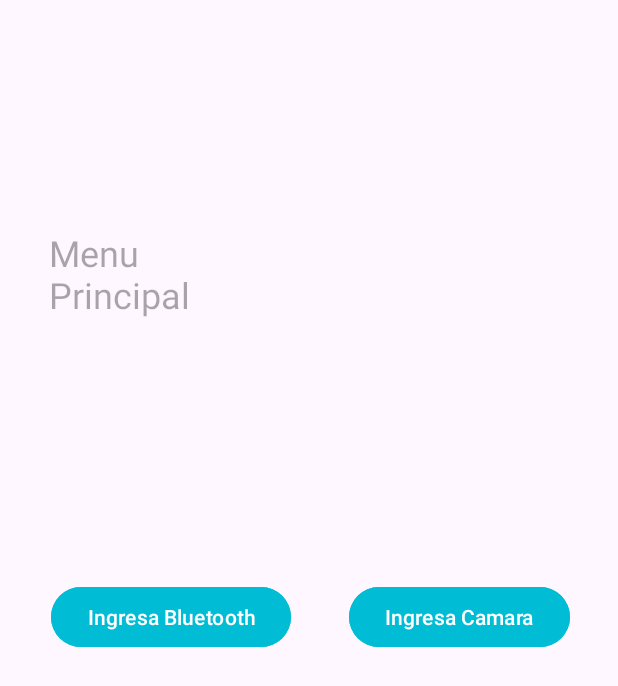
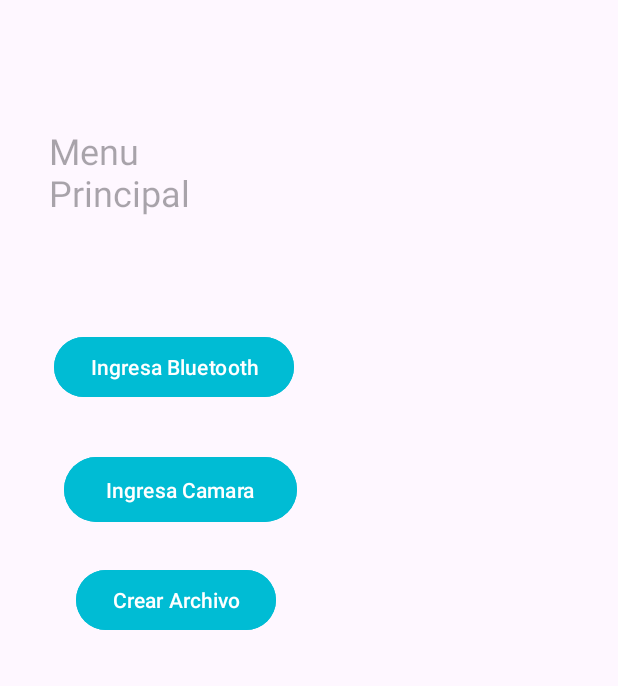
Before and after one commit to carlospalacios25/Actividad_3_Computacion_Movil, an Android app: the screen it shows after launch (MainActivity), on a phone screen of 412 x 824 dp. Shown: the top 686 px of the screen. Run offline under Robolectric (Android 15) with nearby library versions, the phone set to English and light mode, and no system bars.

Commit message:
Final
Se realiza validacion de modulo de guardar archivos .txt

```diff
--- a/app/src/main/AndroidManifest.xml
+++ b/app/src/main/AndroidManifest.xml
@@ -11,7 +11,7 @@
     <uses-permission android:name="android.permission.BLUETOOTH_ADMIN" />
     <uses-permission android:name="android.permission.BLUETOOTH_CONNECT"/>
     <uses-permission android:name="android.permission.BLUETOOTH_SCAN"/>
-
+    <uses-permission android:name="android.permission.ACCESS_NETWORK_STATE"/>
 
     <application
         android:allowBackup="true"
@@ -38,6 +38,9 @@
         <activity
             android:name=".moduls.Activar_camara">
         </activity>
+        <activity
+            android:name=".moduls.Crear_Archivo">
+        </activity>
 
     </application>
 
--- a/app/src/main/java/com/edu/uniminuto/actividad_3_computacion_movil/MainActivity.java
+++ b/app/src/main/java/com/edu/uniminuto/actividad_3_computacion_movil/MainActivity.java
@@ -15,12 +15,14 @@ import androidx.core.view.WindowInsetsCompat;
 
 import com.edu.uniminuto.actividad_3_computacion_movil.moduls.Activar_Bt;
 import com.edu.uniminuto.actividad_3_computacion_movil.moduls.Activar_camara;
+import com.edu.uniminuto.actividad_3_computacion_movil.moduls.Crear_Archivo;
 
  public class MainActivity extends AppCompatActivity {
     private Button btnIngresabl;
     private Button btnIngresaCam;
     private Intent intent;
-     private ActivityResultLauncher<Intent> launcher;
+    private Button btnNewFile;
+    private ActivityResultLauncher<Intent> launcher;
 
 
     @Override
@@ -36,22 +38,27 @@ import com.edu.uniminuto.actividad_3_computacion_movil.moduls.Activar_camara;
         this.reference();
         btnIngresabl.setOnClickListener(this::OpenBluetooth);
         btnIngresaCam.setOnClickListener(this::OpenCamera);
+        btnNewFile.setOnClickListener(this::NewFile);
     }
 
     private void OpenCamera(View view) {
         this.intent = new Intent(MainActivity.this, Activar_camara.class);
-        //Cambiarla
         startActivityForResult(intent, 1);
 
     }
 
     private void OpenBluetooth(View view) {
         this.intent = new Intent(MainActivity.this, Activar_Bt.class);
+        startActivityForResult(intent, 1);
+    }
+    private void NewFile(View view) {
+        this.intent = new Intent(MainActivity.this, Crear_Archivo.class);
         //Cambiarla
         startActivityForResult(intent, 1);
     }
     private void reference(){
         this.btnIngresabl = findViewById(R.id.btnIngresabl);
         this.btnIngresaCam = findViewById(R.id.btnIngresaCam);
+        this.btnNewFile =findViewById(R.id.btnNewFile);
     }
 }
--- a/app/src/main/res/layout/activar_camara.xml
+++ b/app/src/main/res/layout/activar_camara.xml
@@ -13,6 +13,7 @@
         android:layout_height="wrap_content"
         android:layout_marginTop="44dp"
         android:text="Camara"
+        android:textSize="34sp"
         app:layout_constraintEnd_toEndOf="parent"
         app:layout_constraintHorizontal_bias="0.193"
         app:layout_constraintStart_toStartOf="parent"
@@ -22,7 +23,7 @@
         android:id="@+id/ivCamara"
         android:layout_width="271dp"
         android:layout_height="413dp"
-        android:layout_marginTop="48dp"
+        android:layout_marginTop="36dp"
         app:layout_constraintEnd_toEndOf="parent"
         app:layout_constraintStart_toStartOf="parent"
         app:layout_constraintTop_toBottomOf="@+id/tvCamara"
--- a/app/src/main/res/layout/activity_main.xml
+++ b/app/src/main/res/layout/activity_main.xml
@@ -11,7 +11,7 @@
         android:id="@+id/tvTituloPortada"
         android:layout_width="137dp"
         android:layout_height="0dp"
-        android:layout_marginTop="152dp"
+        android:layout_marginTop="84dp"
         android:hint="@string/tvTituloPortada"
         android:textSize="24sp"
         app:layout_constraintEnd_toEndOf="parent"
@@ -23,26 +23,36 @@
         android:id="@+id/btnIngresabl"
         android:layout_width="wrap_content"
         android:layout_height="wrap_content"
+        android:layout_marginStart="36dp"
+        android:layout_marginTop="76dp"
         android:backgroundTint="@color/blue"
         android:text="@string/btnIngresabl"
-        app:layout_constraintBottom_toBottomOf="parent"
-        app:layout_constraintEnd_toStartOf="@+id/btnIngresaCam"
-        app:layout_constraintHorizontal_bias="0.471"
         app:layout_constraintStart_toStartOf="parent"
-        app:layout_constraintTop_toTopOf="parent"
-        app:layout_constraintVertical_bias="0.499" />
+        app:layout_constraintTop_toBottomOf="@+id/tvTituloPortada" />
+
+    <Button
+        android:id="@+id/btnNewFile"
+        android:layout_width="wrap_content"
+        android:layout_height="wrap_content"
+        android:layout_marginTop="24dp"
+        android:backgroundTint="@color/blue"
+        android:text="@string/btnNewFile"
+        app:layout_constraintEnd_toEndOf="parent"
+        app:layout_constraintHorizontal_bias="0.181"
+        app:layout_constraintStart_toStartOf="parent"
+        app:layout_constraintTop_toBottomOf="@+id/btnIngresaCam" />
 
     <Button
         android:id="@+id/btnIngresaCam"
-        android:layout_width="wrap_content"
-        android:layout_height="wrap_content"
-        android:layout_marginEnd="32dp"
+        android:layout_width="155dp"
+        android:layout_height="51dp"
+        android:layout_marginTop="32dp"
         android:backgroundTint="@color/blue"
         android:text="@string/btnIngresaCam"
-        app:layout_constraintBottom_toBottomOf="parent"
         app:layout_constraintEnd_toEndOf="parent"
-        app:layout_constraintTop_toTopOf="parent"
-        app:layout_constraintVertical_bias="0.499" />
+        app:layout_constraintHorizontal_bias="0.167"
+        app:layout_constraintStart_toStartOf="parent"
+        app:layout_constraintTop_toBottomOf="@+id/btnIngresabl" />
 
 
 </androidx.constraintlayout.widget.ConstraintLayout>
```
Also changed, not shown: app/src/main/java/com/edu/uniminuto/actividad_3_computacion_movil/moduls/Crear_Archivo.java (added, +126 -0 lines), app/src/main/res/layout/archivo_nuevo.xml (added, +96 -0 lines), app/src/main/res/values/strings.xml (+9 -0 lines).
